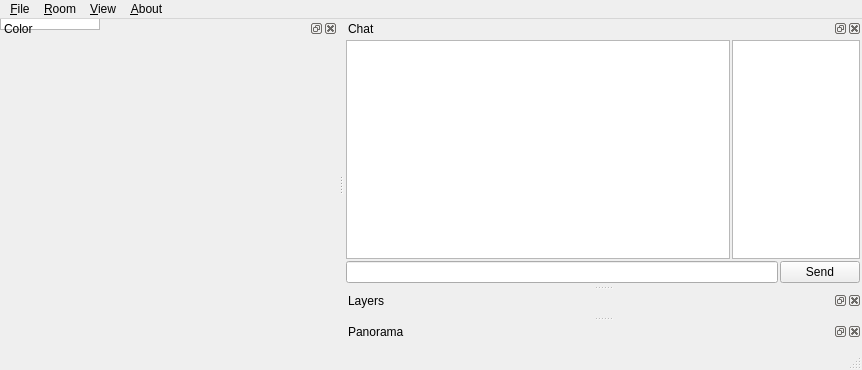
Before: the Qt Designer form widgets/mainwindow.ui in liuyanghejerry/painttyWidget, drawn with Qt 5.
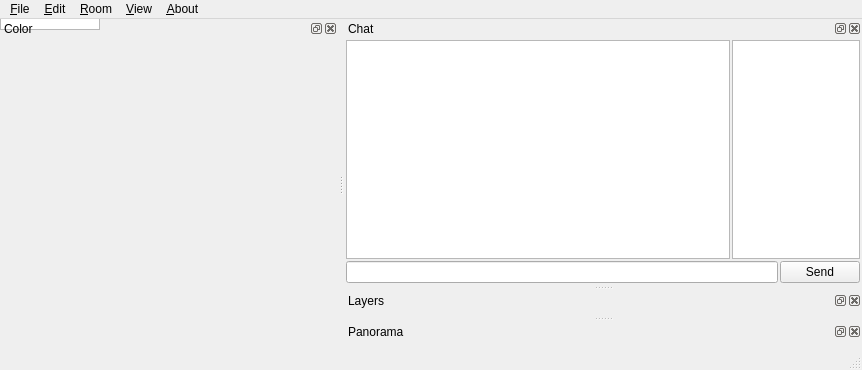
After: the same form once the commit is applied. Icons and pictures are not drawn. Custom widgets are drawn as their Qt base class.

```diff
--- a/widgets/mainwindow.ui
+++ b/widgets/mainwindow.ui
@@ -18,7 +18,16 @@
     <normaloff>:/iconset/icon.png</normaloff>:/iconset/icon.png</iconset>
   </property>
   <widget class="CanvasContainer" name="centralWidget">
-   <widget class="Canvas" name="canvas" native="true"/>
+   <widget class="Canvas" name="canvas" native="true">
+    <property name="geometry">
+     <rect>
+      <x>0</x>
+      <y>0</y>
+      <width>100</width>
+      <height>30</height>
+     </rect>
+    </property>
+   </widget>
   </widget>
   <widget class="QDockWidget" name="dockWidget">
    <property name="windowTitle">
@@ -179,7 +188,7 @@
      <x>0</x>
      <y>0</y>
      <width>862</width>
-     <height>21</height>
+     <height>23</height>
     </rect>
    </property>
    <widget class="QMenu" name="menu_File">
@@ -224,7 +233,14 @@
     <addaction name="menuClear_Canvas"/>
     <addaction name="actionClose_Room"/>
    </widget>
+   <widget class="QMenu" name="menu_Edit">
+    <property name="title">
+     <string>&amp;Edit</string>
+    </property>
+    <addaction name="actionConfiguration"/>
+   </widget>
    <addaction name="menu_File"/>
+   <addaction name="menu_Edit"/>
    <addaction name="menu_Room"/>
    <addaction name="menu_View"/>
    <addaction name="menu_About"/>
```
Left out of the diff: 5 changed lines with no effect on the pictures.
